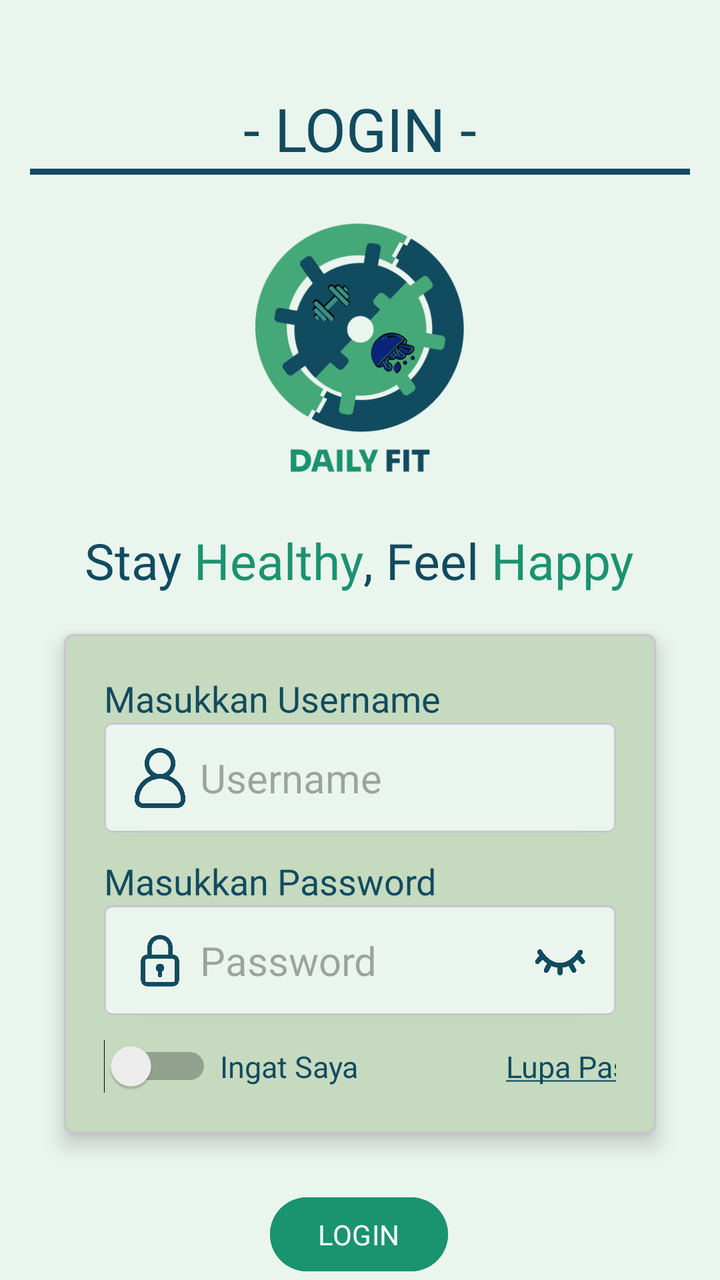
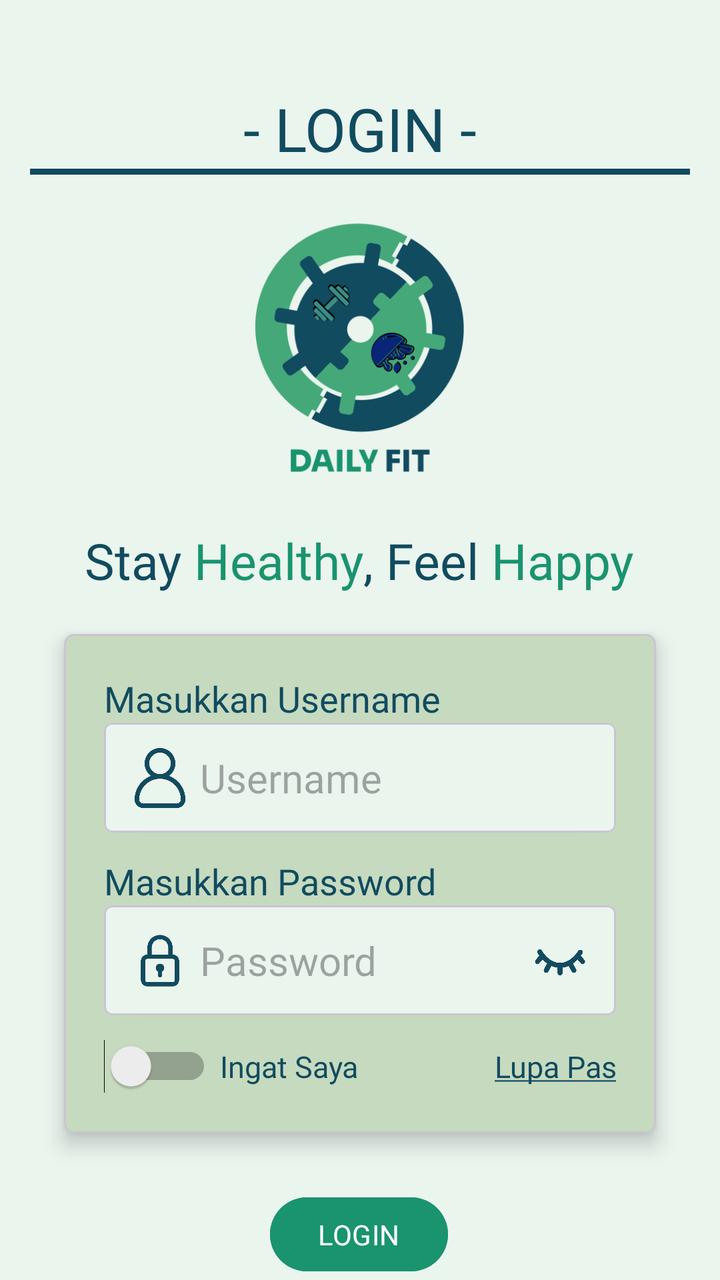

The first picture is an Android layout as it rendered before a commit; the second is the same layout after the commit. The layout source and the unified diff follow.
<!-- AndroidManifest.xml: application theme Theme.Sherine_TIA -->
<!-- res/layout/activity_login.xml -->
<?xml version="1.0" encoding="utf-8"?>
<androidx.constraintlayout.widget.ConstraintLayout xmlns:android="http://schemas.android.com/apk/res/android"
    xmlns:app="http://schemas.android.com/apk/res-auto"
    xmlns:tools="http://schemas.android.com/tools"
    android:id="@+id/main"
    android:layout_width="match_parent"
    android:layout_height="match_parent"
    android:background="@color/bgColour"
    tools:context=".LoginActivity">

    <ImageView
        android:id="@+id/imageView"
        android:layout_width="189dp"
        android:layout_height="150dp"
        android:layout_marginTop="9dp"
        app:layout_constraintEnd_toEndOf="parent"
        app:layout_constraintStart_toStartOf="parent"
        app:layout_constraintTop_toBottomOf="@+id/head"
        app:srcCompat="@drawable/logo_daily_fit" />

    <View
        android:id="@+id/toolbarLine"
        android:layout_width="330dp"
        android:layout_height="3dp"
        android:layout_gravity="bottom"
        android:background="@color/blue"
        app:layout_constraintEnd_toEndOf="parent"
        app:layout_constraintStart_toStartOf="parent"
        app:layout_constraintTop_toBottomOf="@+id/head" />

    <TextView
        android:id="@+id/textView"
        android:layout_width="wrap_content"
        android:layout_height="wrap_content"
        android:layout_marginTop="20dp"
        android:fontFamily="@font/nunito_bold"
        android:text="@string/tagline"
        android:textColor="@color/blue"
        android:textSize="25sp"
        app:layout_constraintEnd_toEndOf="parent"
        app:layout_constraintHorizontal_bias="0.497"
        app:layout_constraintStart_toStartOf="parent"
        app:layout_constraintTop_toBottomOf="@+id/imageView" />

    <com.google.android.material.card.MaterialCardView
        android:id="@+id/cardViewInput"
        android:layout_width="0dp"
        android:layout_height="wrap_content"
        android:layout_marginHorizontal="32dp"
        android:layout_marginTop="20dp"
        android:backgroundTint="@color/cardBg"
        app:cardCornerRadius="5dp"
        app:cardElevation="6dp"
        app:layout_constraintBottom_toTopOf="@+id/btnLogin"
        app:layout_constraintEnd_toEndOf="parent"
        app:layout_constraintStart_toStartOf="parent"
        app:layout_constraintTop_toBottomOf="@+id/textView">

        <androidx.constraintlayout.widget.ConstraintLayout
            android:layout_width="match_parent"
            android:layout_height="wrap_content"
            android:paddingHorizontal="20dp"
            android:paddingVertical="20dp">

            <TextView
                android:id="@+id/txtUsername"
                android:layout_width="wrap_content"
                android:layout_height="wrap_content"
                android:fontFamily="@font/nunito_medium"
                android:text="Masukkan Username"
                android:textColor="@color/blue"
                android:textSize="18sp"
                app:layout_constraintStart_toStartOf="parent"
                app:layout_constraintTop_toTopOf="parent" />

            <com.google.android.material.card.MaterialCardView
                android:id="@+id/cardViewInputUsername"
                android:layout_width="0dp"
                android:layout_height="wrap_content"
                android:backgroundTint="@color/bgColour"
                app:cardCornerRadius="4dp"
                app:cardElevation="2dp"
                app:layout_constraintEnd_toEndOf="parent"
                app:layout_constraintStart_toStartOf="parent"
                app:layout_constraintTop_toBottomOf="@+id/txtUsername">

                <androidx.constraintlayout.widget.ConstraintLayout
                    android:layout_width="match_parent"
                    android:layout_height="wrap_content"
                    android:padding="5dp">

                    <ImageView
                        android:id="@+id/user_img"
                        android:layout_width="30dp"
                        android:layout_height="30dp"
                        android:layout_marginStart="8dp"
                        app:layout_constraintBottom_toBottomOf="parent"
                        app:layout_constraintStart_toStartOf="parent"
                        app:layout_constraintTop_toTopOf="parent"
                        app:srcCompat="@drawable/avatar"
                        app:tint="@color/blue" />

                    <EditText
                        android:id="@+id/edtUsername"
                        android:layout_width="0dp"
                        android:layout_height="45dp"
                        android:layout_marginStart="5dp"
                        android:background="@android:color/transparent"
                        android:ems="10"
                        android:fontFamily="@font/nunito_medium"
                        android:hint="Username"
                        android:inputType="text"
                        android:textColor="@color/blue"
                        android:textSize="20sp"
                        app:layout_constraintBottom_toBottomOf="@+id/user_img"
                        app:layout_constraintEnd_toEndOf="parent"
                        app:layout_constraintHorizontal_bias="0.0"
                        app:layout_constraintStart_toEndOf="@+id/user_img"
                        app:layout_constraintTop_toTopOf="@+id/user_img" />

                </androidx.constraintlayout.widget.ConstraintLayout>
            </com.google.android.material.card.MaterialCardView>

            <TextView
                android:id="@+id/txtPassword"
                android:layout_width="wrap_content"
                android:layout_height="wrap_content"
                android:layout_marginTop="12dp"
                android:fontFamily="@font/nunito_medium"
                android:text="Masukkan Password"
                android:textColor="@color/blue"
                android:textSize="18sp"
                app:layout_constraintStart_toStartOf="parent"
                app:layout_constraintTop_toBottomOf="@+id/cardViewInputUsername" />

            <com.google.android.material.card.MaterialCardView
                android:id="@+id/cardViewInputPassword"
                android:layout_width="0dp"
                android:layout_height="wrap_content"
                android:backgroundTint="@color/bgColour"
                app:cardCornerRadius="4dp"
                app:cardElevation="2dp"
                app:layout_constraintEnd_toEndOf="parent"
                app:layout_constraintStart_toStartOf="parent"
                app:layout_constraintTop_toBottomOf="@+id/txtPassword">

                <androidx.constraintlayout.widget.ConstraintLayout
                    android:layout_width="match_parent"
                    android:layout_height="wrap_content"
                    android:padding="5dp">

                    <ImageView
                        android:id="@+id/user_pass"
                        android:layout_width="30dp"
                        android:layout_height="30dp"
                        android:layout_marginStart="8dp"
                        app:layout_constraintBottom_toBottomOf="parent"
                        app:layout_constraintStart_toStartOf="parent"
                        app:layout_constraintTop_toTopOf="parent"
                        app:srcCompat="@drawable/padlock"
                        app:tint="@color/blue" />

                    <EditText
                        android:id="@+id/edtPassword"
                        android:layout_width="0dp"
                        android:layout_height="45dp"
                        android:layout_marginStart="5dp"
                        android:background="@android:color/transparent"
                        android:ems="10"
                        android:fontFamily="@font/nunito_medium"
                        android:hint="Password"
                        android:inputType="textPassword"
                        android:textColor="@color/blue"
                        android:textSize="20sp"
                        app:layout_constraintBottom_toBottomOf="@+id/user_pass"
                        app:layout_constraintEnd_toEndOf="parent"
                        app:layout_constraintHorizontal_bias="0.0"
                        app:layout_constraintStart_toEndOf="@+id/user_pass"
                        app:layout_constraintTop_toTopOf="@+id/user_pass" />

                    <ImageView
                        android:id="@+id/user_seePass"
                        android:layout_width="30dp"
                        android:layout_height="30dp"
                        android:layout_marginEnd="8dp"
                        app:layout_constraintBottom_toBottomOf="@+id/edtPassword"
                        app:layout_constraintEnd_toEndOf="@+id/edtPassword"
                        app:layout_constraintTop_toTopOf="@+id/edtPassword"
                        app:layout_constraintVertical_bias="0.466"
                        app:srcCompat="@drawable/close_eye"
                        app:tint="@color/blue" />

                </androidx.constraintlayout.widget.ConstraintLayout>
            </com.google.android.material.card.MaterialCardView>

            <Switch
                android:id="@+id/switchRememberMe"
                android:layout_width="wrap_content"
                android:layout_height="wrap_content"
                android:layout_marginTop="12dp"
                app:layout_constraintBottom_toBottomOf="parent"
                app:layout_constraintStart_toStartOf="parent"
                app:layout_constraintTop_toBottomOf="@+id/cardViewInputPassword" />

            <TextView
                android:id="@+id/textRememberMe"
                android:layout_width="wrap_content"
                android:layout_height="wrap_content"
                android:layout_marginStart="4dp"
                android:fontFamily="@font/nunito_regular"
                android:text="Ingat Saya"
                android:textColor="@color/blue"
                android:textSize="15sp"
                app:layout_constraintBottom_toBottomOf="@+id/switchRememberMe"
                app:layout_constraintStart_toEndOf="@+id/switchRememberMe"
                app:layout_constraintTop_toTopOf="@+id/switchRememberMe" />

            <TextView
                android:id="@+id/textRememberMe2"
                android:layout_width="120dp"
                android:layout_height="wrap_content"
                android:layout_marginStart="68dp"
                android:fontFamily="@font/nunito_regular"
                android:text="@string/forgotPassword"
                android:textColor="@color/blue"
                android:textSize="15sp"
                android:textAlignment="center"
                app:layout_constraintBottom_toBottomOf="@+id/textRememberMe"
                app:layout_constraintStart_toEndOf="@+id/textRememberMe"
                app:layout_constraintTop_toBottomOf="@+id/cardViewInputPassword"
                app:layout_constraintVertical_bias="1.0" />
        </androidx.constraintlayout.widget.ConstraintLayout>

    </com.google.android.material.card.MaterialCardView>

    <Button
        android:id="@+id/btnLogin"
        android:layout_width="wrap_content"
        android:layout_height="45dp"
        android:layout_marginHorizontal="32dp"
        android:layout_marginTop="28dp"
        android:backgroundTint="@color/green"
        android:fontFamily="@font/nunito_medium"
        android:text="LOGIN"
        app:layout_constraintEnd_toEndOf="parent"
        app:layout_constraintHorizontal_bias="0.498"
        app:layout_constraintStart_toStartOf="parent"
        app:layout_constraintTop_toBottomOf="@+id/cardViewInput" />

    <TextView
        android:id="@+id/textView2"
        android:layout_width="wrap_content"
        android:layout_height="wrap_content"
        android:layout_marginTop="8dp"
        android:clickable="true"
        android:focusable="true"
        android:fontFamily="@font/nunito_regular"
        android:text="@string/txtRegister"
        android:textColor="@color/blue"
        android:textSize="15sp"
        app:layout_constraintEnd_toEndOf="parent"
        app:layout_constraintStart_toStartOf="parent"
        app:layout_constraintTop_toBottomOf="@+id/btnLogin" />

    <TextView
        android:id="@+id/head"
        android:layout_width="wrap_content"
        android:layout_height="wrap_content"
        android:layout_marginTop="44dp"
        android:fontFamily="@font/sora_bold"
        android:text="- LOGIN -"
        android:textColor="@color/blue"
        android:textSize="30sp"
        app:layout_constraintEnd_toEndOf="parent"
        app:layout_constraintStart_toStartOf="parent"
        app:layout_constraintTop_toTopOf="parent" />

    <Button
        android:id="@+id/btnRegister"
        android:layout_width="67dp"
        android:layout_height="18dp"
        android:background="@android:color/transparent"
        android:text=""
        app:layout_constraintBottom_toBottomOf="@+id/textView2"
        app:layout_constraintEnd_toEndOf="@+id/textView2"
        app:layout_constraintTop_toTopOf="@+id/textView2"
        app:layout_constraintVertical_bias="1.0" />

</androidx.constraintlayout.widget.ConstraintLayout>
<!-- resources referenced by this layout -->
<resources>
  <color name="bgColour">#EAF5EE</color>
  <color name="blue">#114B5F</color>
  <color name="cardBg">#C6DABF</color>
  <color name="green">#1A936F</color>
  <!-- drawable avatar: png bitmap (drawable, 8024 bytes) -->
  <!-- drawable close_eye: png bitmap (drawable, 8483 bytes) -->
  <!-- drawable logo_daily_fit: png bitmap (drawable, 26245 bytes) -->
  <!-- drawable padlock: png bitmap (drawable, 8373 bytes) -->
  <string name="forgotPassword"><u>Lupa Password?</u></string>
  <string name="tagline"><font color="#114B5F">Stay </font><font color="#1A936F">Healthy</font><font color="#114B5F">, Feel </font><font color="#1A936F">Happy</font></string>
  <string name="txtRegister">Belum punya akun? \nKlik untuk <u>Register</u></string>
  <style name="Theme.Sherine_TIA" parent="Base.Theme.Sherine_TIA" />
  <style name="Base.Theme.Sherine_TIA" parent="Theme.Material3.DayNight.NoActionBar">
          
          
      </style>
</resources>

<!-- the commit's change to res/layout/activity_login.xml (unified diff, before → after) -->
@@ -217,7 +217,7 @@
 
             <TextView
                 android:id="@+id/textRememberMe2"
-                android:layout_width="120dp"
+                android:layout_width="wrap_content"
                 android:layout_height="wrap_content"
                 android:layout_marginStart="68dp"
                 android:fontFamily="@font/nunito_regular"
